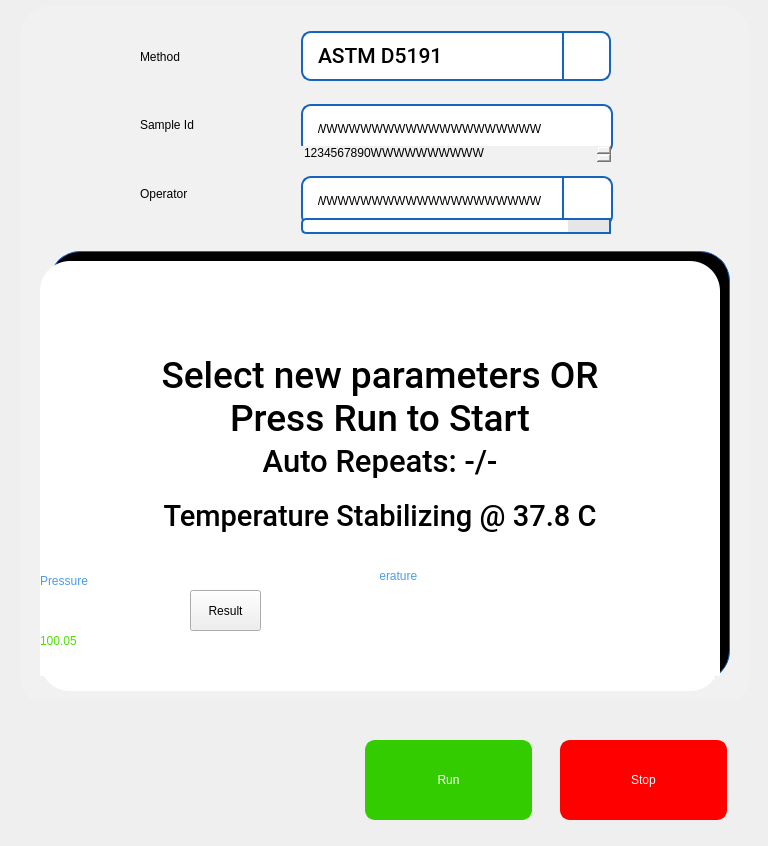
Qt form pApp-22-June-2021/smeasuring.ui (ChandraMVE/PSSC_QT_Development) before a commit.
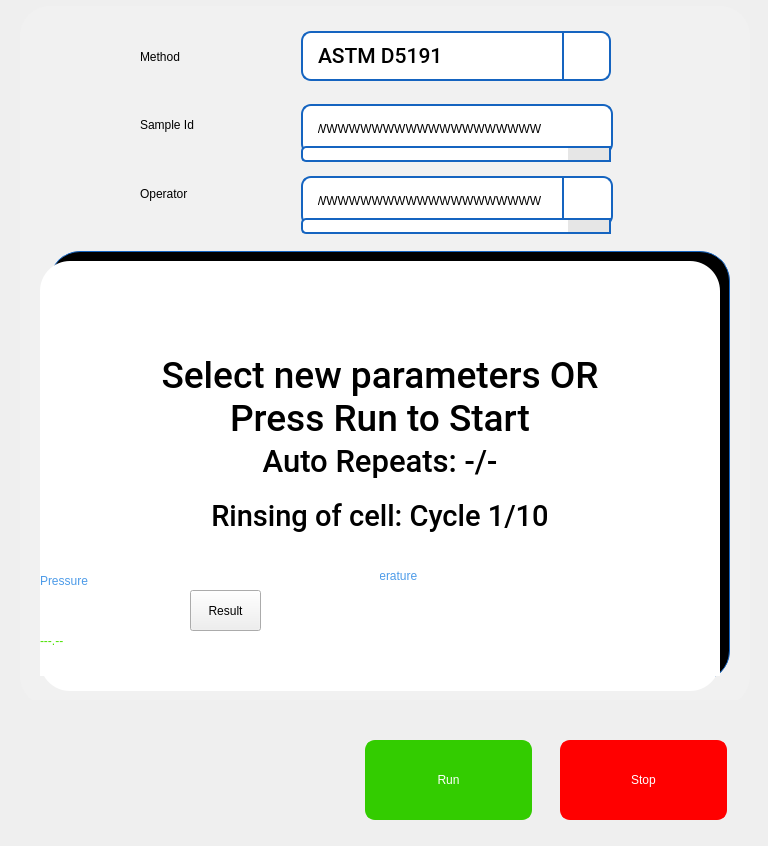
The same form after that commit. Icons and pictures are not drawn. Custom widgets are drawn as their Qt base class.

```diff
--- a/pApp-22-June-2021/smeasuring.ui
+++ b/pApp-22-June-2021/smeasuring.ui
@@ -616,8 +616,7 @@
 font: 80 23pt &quot;Roboto Medium&quot;;</string>
         </property>
         <property name="text">
-         <string>100.05</string>
-       
+          <string>---.--</string>
         </property>
        </widget>
        <widget class="QLabel" name="label_10">
@@ -724,7 +723,7 @@
         <number>0</number>
        </property>
        <property name="text">
-        <string>Temperature Stabilizing @ 37.8 C</string>
+        <string>Rinsing of cell: Cycle 1/10</string>
        </property>
        <property name="alignment">
         <set>Qt::AlignCenter</set>
@@ -1071,6 +1070,7 @@
    font: 75 16pt &quot;Roboto Medium&quot;;
    border-radius: 5px;
    background-color: rgb(255, 255, 255);
+  }
 QListWidget::item {
  height:41px;
 }
```
Left out of the diff: 2 changed lines with no effect on the pictures.
